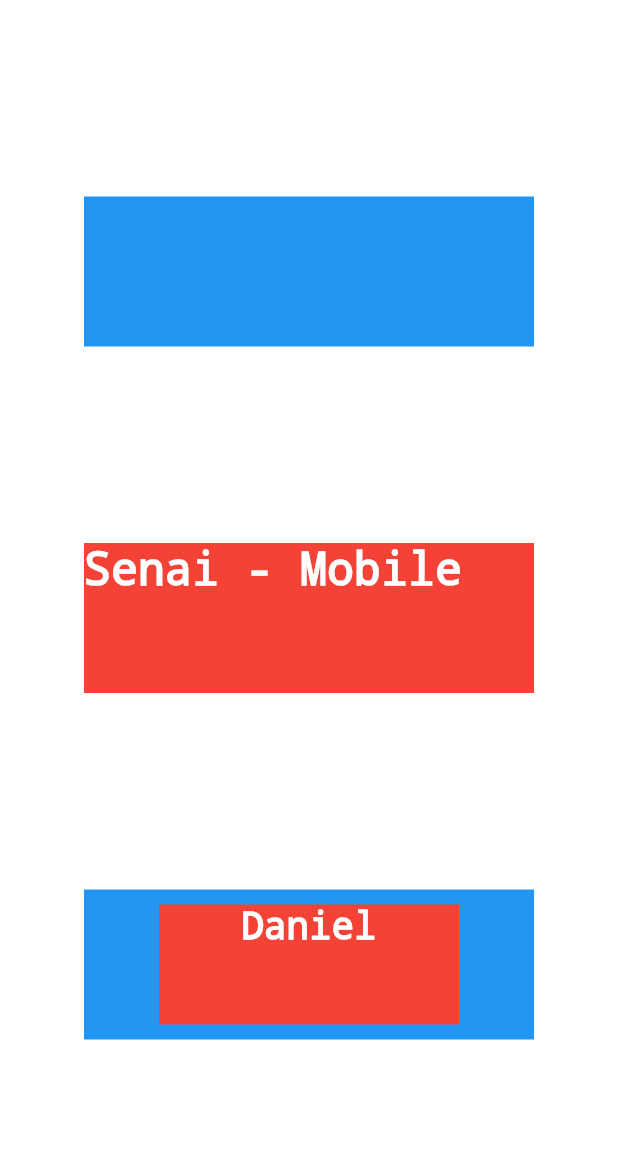
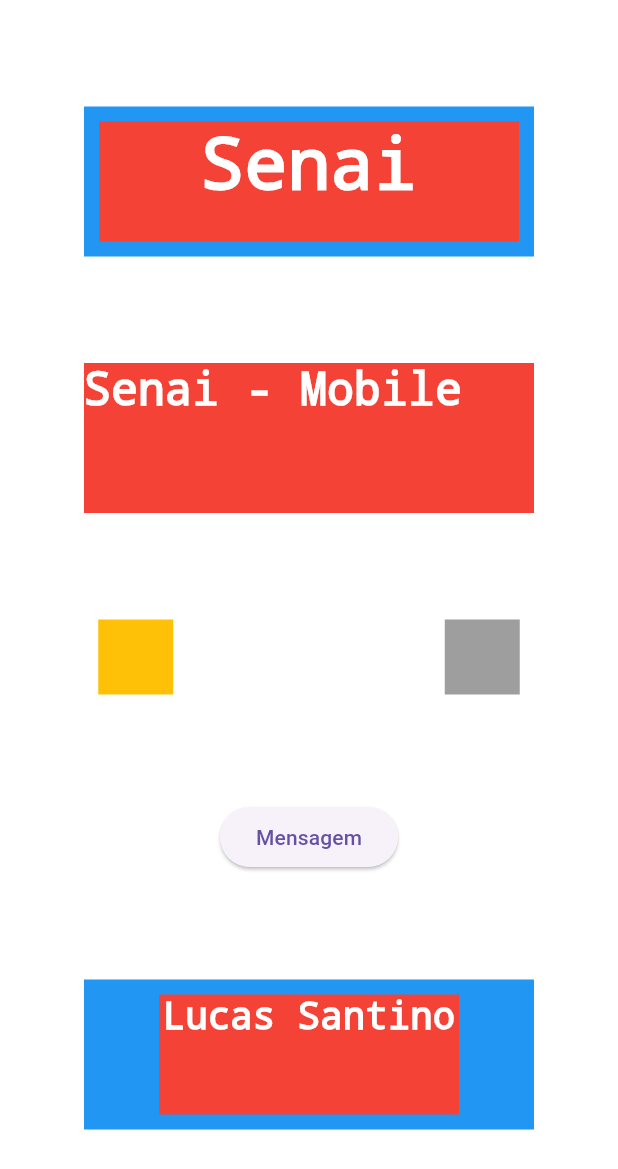
Before and after one commit to LucasSantino/Desen.Mobile_LucasSantino, a Flutter app: the screen it shows after launch, on a phone screen of 412 x 824 dp. Shown: the top 1169 px of the screen. Run offline on Flutter 3.47's test engine with Material 3 defaults, Android fonts, the phone set to English and light mode, and no system bars.

Commit message:
Update main.dart

```diff
--- a/Aula7/appaula07tb/lib/main.dart
+++ b/Aula7/appaula07tb/lib/main.dart
@@ -15,6 +15,8 @@ class Telapp extends StatelessWidget {
   Widget build(BuildContext context) {
     // MaterialApp faz parte do design do aplicativo
     return MaterialApp(
+      // remove a faixa debug do aplicativo
+      debugShowCheckedModeBanner: false,
       home: Column(
         // alinhamento primario
        // mainAxisAlignment: MainAxisAlignment.center,
@@ -24,20 +26,45 @@ class Telapp extends StatelessWidget {
        //mainAxisAlignment: MainAxisAlignment.spaceBetween,
        mainAxisAlignment: MainAxisAlignment.spaceEvenly,
         children: [
-        Container(width: 300, height: 100,color: Colors.blue,),
+          Stack(
+            alignment: Alignment.center,
+            children: [
+             Container(width: 300, height: 100,color: Colors.blue,),
+             Container(width: 280,height: 80,color: Colors.red,
+             child: Text("Senai",textAlign: TextAlign.center,
+             style: TextStyle(
+              color: Colors.white,
+              decoration: TextDecoration.none),),
+             ),
+            ],
+          ),
+
         Container(width: 300,height: 100,color: Colors.red,child:
         Text("Senai - Mobile",style: TextStyle(fontSize: 30,
         color: Colors.white,
         decoration: TextDecoration.none),
         ),),
-
+        Row(
+          mainAxisAlignment: MainAxisAlignment.spaceEvenly,
+          children: [
+          Container(width: 50,height: 50,color: Colors.amber,),
+           Container(width: 50,height: 50,color: Colors.white,),
+            Container(width: 50,height: 50,color: Colors.grey,),
+          ],
+        ),
+        // Widget botao
+        // on pressed evento que ocorre quando o botao é pressionado
+        ElevatedButton(
+          onPressed:(){
+           print("Desenvolvimento Mobile 1");
+        }, child: Text("Mensagem")),
         Stack(
           // propriedade de alinhamento
           alignment: Alignment.center ,
         children: [
           Container(width: 300,height: 100,color: Colors.blue,),
           Container(width: 200,height: 80,color: Colors.red,
-          child: Text("Daniel",textAlign: TextAlign.center,
+          child: Text("Lucas Santino",textAlign: TextAlign.center,
           style: TextStyle(
             color: Colors.white,
             decoration: TextDecoration.none,
```
